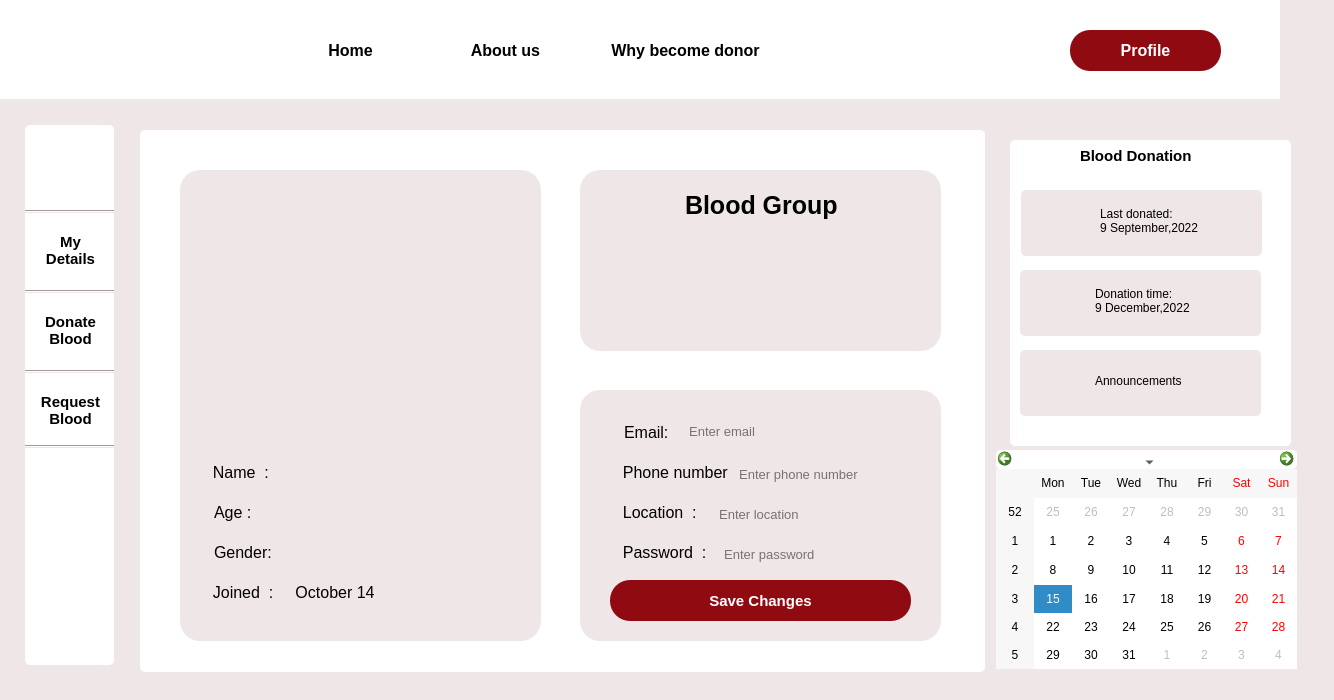
The window that change_information.ui (Rista10/Final) describes before a commit, drawn with Qt 5.
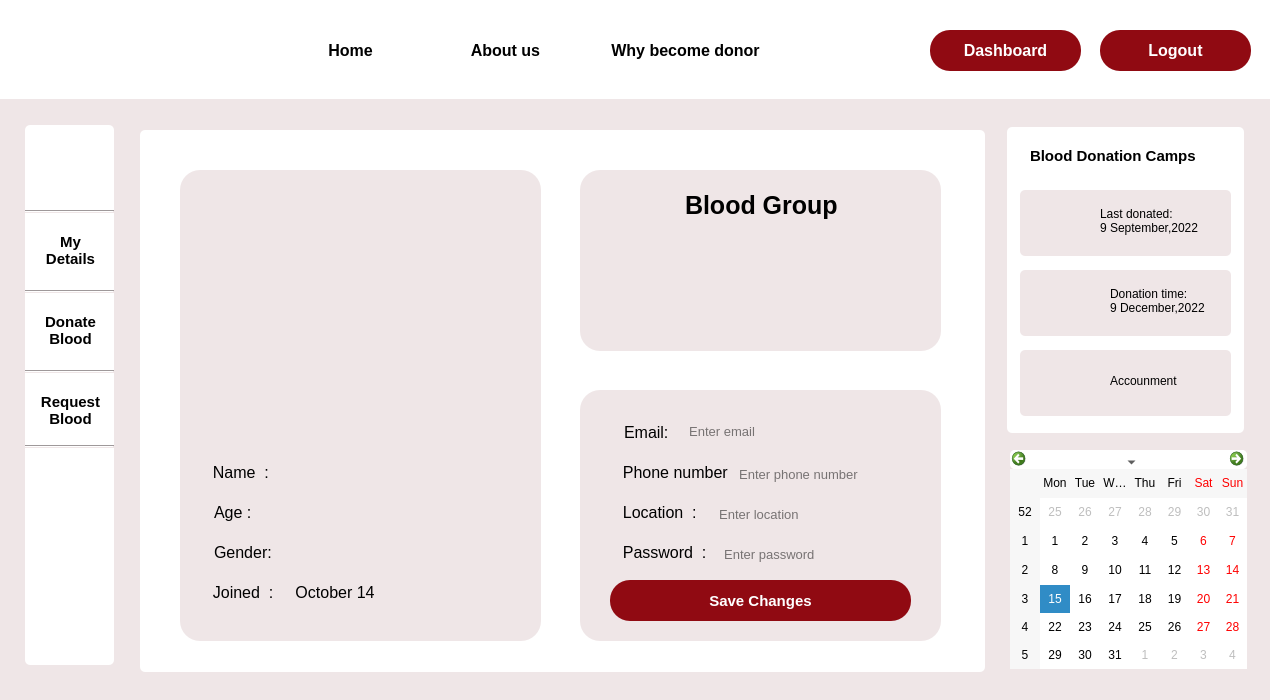
The same window after the commit. Icons and pictures are not drawn.

The edit to the form file:
```diff
--- a/change_information.ui
+++ b/change_information.ui
@@ -6,7 +6,7 @@
    <rect>
     <x>0</x>
     <y>0</y>
-    <width>1334</width>
+    <width>1270</width>
     <height>700</height>
    </rect>
   </property>
@@ -234,25 +234,6 @@
     <string/>
    </property>
   </widget>
-  <widget class="QLabel" name="label_24">
-   <property name="geometry">
-    <rect>
-     <x>1021</x>
-     <y>190</y>
-     <width>241</width>
-     <height>66</height>
-    </rect>
-   </property>
-   <property name="cursor">
-    <cursorShape>PointingHandCursor</cursorShape>
-   </property>
-   <property name="styleSheet">
-    <string notr="true">border-radius:5px;</string>
-   </property>
-   <property name="text">
-    <string/>
-   </property>
-  </widget>
   <widget class="QLabel" name="label">
    <property name="geometry">
     <rect>
@@ -343,59 +324,12 @@
     <string>  Joined  :     October 14</string>
    </property>
   </widget>
-  <widget class="QLabel" name="label_31">
-   <property name="geometry">
-    <rect>
-     <x>1095</x>
-     <y>280</y>
-     <width>131</width>
-     <height>41</height>
-    </rect>
-   </property>
-   <property name="cursor">
-    <cursorShape>PointingHandCursor</cursorShape>
-   </property>
-   <property name="styleSheet">
-    <string notr="true">
-#label_31::hover
-{
-
-	color: rgb(144, 10, 18);
-}</string>
-   </property>
-   <property name="text">
-    <string>Donation time:
-9 December,2022</string>
-   </property>
-  </widget>
-  <widget class="QLabel" name="label_23">
-   <property name="geometry">
-    <rect>
-     <x>1080</x>
-     <y>140</y>
-     <width>141</width>
-     <height>31</height>
-    </rect>
-   </property>
-   <property name="font">
-    <font>
-     <pointsize>11</pointsize>
-     <bold>true</bold>
-    </font>
-   </property>
-   <property name="styleSheet">
-    <string notr="true">background-color: rgb(255, 255, 255);</string>
-   </property>
-   <property name="text">
-    <string>Blood Donation </string>
-   </property>
-  </widget>
   <widget class="QCalendarWidget" name="calendarWidget">
    <property name="geometry">
     <rect>
-     <x>996</x>
+     <x>1010</x>
      <y>450</y>
-     <width>301</width>
+     <width>237</width>
      <height>219</height>
     </rect>
    </property>
@@ -453,25 +387,6 @@
     <string/>
    </property>
   </widget>
-  <widget class="QLabel" name="label_25">
-   <property name="geometry">
-    <rect>
-     <x>1020</x>
-     <y>350</y>
-     <width>241</width>
-     <height>66</height>
-    </rect>
-   </property>
-   <property name="cursor">
-    <cursorShape>PointingHandCursor</cursorShape>
-   </property>
-   <property name="styleSheet">
-    <string notr="true">border-radius:5px;</string>
-   </property>
-   <property name="text">
-    <string/>
-   </property>
-  </widget>
   <widget class="QPushButton" name="why">
    <property name="geometry">
     <rect>
@@ -555,25 +470,6 @@
     <enum>Qt::Horizontal</enum>
    </property>
   </widget>
-  <widget class="QLabel" name="label_27">
-   <property name="geometry">
-    <rect>
-     <x>1030</x>
-     <y>200</y>
-     <width>51</width>
-     <height>41</height>
-    </rect>
-   </property>
-   <property name="cursor">
-    <cursorShape>PointingHandCursor</cursorShape>
-   </property>
-   <property name="styleSheet">
-    <string notr="true">border-image: url(:/img/Images/Donor.png);</string>
-   </property>
-   <property name="text">
-    <string/>
-   </property>
-  </widget>
   <widget class="QLabel" name="label_3">
    <property name="geometry">
     <rect>
@@ -630,30 +526,6 @@
     <enum>Qt::Horizontal</enum>
    </property>
   </widget>
-  <widget class="QLabel" name="label_32">
-   <property name="geometry">
-    <rect>
-     <x>1095</x>
-     <y>360</y>
-     <width>131</width>
-     <height>41</height>
-    </rect>
-   </property>
-   <property name="cursor">
-    <cursorShape>PointingHandCursor</cursorShape>
-   </property>
-   <property name="styleSheet">
-    <string notr="true">
-#label_32::hover
-{
-
-	color: rgb(144, 10, 18);
-}</string>
-   </property>
-   <property name="text">
-    <string>Announcements</string>
-   </property>
-  </widget>
   <widget class="QLabel" name="age">
    <property name="geometry">
     <rect>
@@ -752,31 +624,6 @@
     <string/>
    </property>
   </widget>
-  <widget class="QLabel" name="label_30">
-   <property name="geometry">
-    <rect>
-     <x>1100</x>
-     <y>200</y>
-     <width>131</width>
-     <height>41</height>
-    </rect>
-   </property>
-   <property name="cursor">
-    <cursorShape>PointingHandCursor</cursorShape>
-   </property>
-   <property name="styleSheet">
-    <string notr="true">
-#label_30::hover
-{
-
-	color: rgb(144, 10, 18);
-}</string>
-   </property>
-   <property name="text">
-    <string>Last donated:
-9 September,2022</string>
-   </property>
-  </widget>
   <widget class="QLabel" name="label_33">
    <property name="geometry">
     <rect>
@@ -802,25 +649,6 @@
     <string>Blood Group</string>
    </property>
   </widget>
-  <widget class="QLabel" name="label_29">
-   <property name="geometry">
-    <rect>
-     <x>1030</x>
-     <y>360</y>
-     <width>51</width>
-     <height>41</height>
-    </rect>
-   </property>
-   <property name="cursor">
-    <cursorShape>PointingHandCursor</cursorShape>
-   </property>
-   <property name="styleSheet">
-    <string notr="true">border-image: url(:/img/Images/announcement.png);</string>
-   </property>
-   <property name="text">
-    <string/>
-   </property>
-  </widget>
   <widget class="QLabel" name="blood_group">
    <property name="geometry">
     <rect>
@@ -969,44 +797,6 @@
     <string>  Location  :</string>
    </property>
   </widget>
-  <widget class="QLabel" name="label_26">
-   <property name="geometry">
-    <rect>
-     <x>1020</x>
-     <y>270</y>
-     <width>241</width>
-     <height>66</height>
-    </rect>
-   </property>
-   <property name="cursor">
-    <cursorShape>PointingHandCursor</cursorShape>
-   </property>
-   <property name="styleSheet">
-    <string notr="true">border-radius:5px;</string>
-   </property>
-   <property name="text">
-    <string/>
-   </property>
-  </widget>
-  <widget class="QLabel" name="label_28">
-   <property name="geometry">
-    <rect>
-     <x>1030</x>
-     <y>280</y>
-     <width>51</width>
-     <height>41</height>
-    </rect>
-   </property>
-   <property name="cursor">
-    <cursorShape>PointingHandCursor</cursorShape>
-   </property>
-   <property name="styleSheet">
-    <string notr="true">border-image: url(:/img/Images/hospital.png);</string>
-   </property>
-   <property name="text">
-    <string/>
-   </property>
-  </widget>
   <widget class="QLabel" name="label_2">
    <property name="geometry">
     <rect>
@@ -1043,7 +833,7 @@
   <widget class="QPushButton" name="login">
    <property name="geometry">
     <rect>
-     <x>1070</x>
+     <x>930</x>
      <y>30</y>
      <width>151</width>
      <height>41</height>
@@ -1072,24 +862,7 @@
 }</string>
    </property>
    <property name="text">
-    <string>Profile</string>
-   </property>
-  </widget>
-  <widget class="QLabel" name="label_4">
-   <property name="geometry">
-    <rect>
-     <x>1010</x>
-     <y>140</y>
-     <width>281</width>
-     <height>306</height>
-    </rect>
-   </property>
-   <property name="styleSheet">
-    <string notr="true">background-color: rgb(255, 255, 255);
-border-radius:5px;</string>
-   </property>
-   <property name="text">
-    <string/>
+    <string>Dashboard</string>
    </property>
   </widget>
   <widget class="QLineEdit" name="email">
@@ -1216,11 +989,275 @@
     <string>  Enter password</string>
    </property>
   </widget>
+  <widget class="QLabel" name="label_34">
+   <property name="geometry">
+    <rect>
+     <x>1020</x>
+     <y>270</y>
+     <width>211</width>
+     <height>66</height>
+    </rect>
+   </property>
+   <property name="cursor">
+    <cursorShape>PointingHandCursor</cursorShape>
+   </property>
+   <property name="styleSheet">
+    <string notr="true">border-radius:5px;</string>
+   </property>
+   <property name="text">
+    <string/>
+   </property>
+  </widget>
+  <widget class="QLabel" name="label_43">
+   <property name="geometry">
+    <rect>
+     <x>1110</x>
+     <y>360</y>
+     <width>121</width>
+     <height>41</height>
+    </rect>
+   </property>
+   <property name="cursor">
+    <cursorShape>PointingHandCursor</cursorShape>
+   </property>
+   <property name="styleSheet">
+    <string notr="true">
+#label_43::hover
+{
+
+	color: rgb(144, 10, 18);
+}</string>
+   </property>
+   <property name="text">
+    <string>Accounment </string>
+   </property>
+  </widget>
+  <widget class="QLabel" name="label_42">
+   <property name="geometry">
+    <rect>
+     <x>1040</x>
+     <y>280</y>
+     <width>51</width>
+     <height>41</height>
+    </rect>
+   </property>
+   <property name="cursor">
+    <cursorShape>PointingHandCursor</cursorShape>
+   </property>
+   <property name="styleSheet">
+    <string notr="true">border-image: url(:/img/Images/hospital.png);</string>
+   </property>
+   <property name="text">
+    <string/>
+   </property>
+  </widget>
+  <widget class="QLabel" name="label_37">
+   <property name="geometry">
+    <rect>
+     <x>1020</x>
+     <y>350</y>
+     <width>211</width>
+     <height>66</height>
+    </rect>
+   </property>
+   <property name="cursor">
+    <cursorShape>PointingHandCursor</cursorShape>
+   </property>
+   <property name="styleSheet">
+    <string notr="true">border-radius:5px;</string>
+   </property>
+   <property name="text">
+    <string/>
+   </property>
+  </widget>
+  <widget class="QLabel" name="label_58">
+   <property name="geometry">
+    <rect>
+     <x>1030</x>
+     <y>140</y>
+     <width>201</width>
+     <height>31</height>
+    </rect>
+   </property>
+   <property name="font">
+    <font>
+     <pointsize>11</pointsize>
+     <bold>true</bold>
+    </font>
+   </property>
+   <property name="styleSheet">
+    <string notr="true">background-color: rgb(255, 255, 255);</string>
+   </property>
+   <property name="text">
+    <string>Blood Donation Camps</string>
+   </property>
+  </widget>
+  <widget class="QLabel" name="label_38">
+   <property name="geometry">
+    <rect>
+     <x>1040</x>
+     <y>360</y>
+     <width>51</width>
+     <height>41</height>
+    </rect>
+   </property>
+   <property name="cursor">
+    <cursorShape>PointingHandCursor</cursorShape>
+   </property>
+   <property name="styleSheet">
+    <string notr="true">border-image: url(:/img/Images/announcement.png);</string>
+   </property>
+   <property name="text">
+    <string/>
+   </property>
+  </widget>
+  <widget class="QLabel" name="label_4">
+   <property name="geometry">
+    <rect>
+     <x>1007</x>
+     <y>127</y>
+     <width>237</width>
+     <height>306</height>
+    </rect>
+   </property>
+   <property name="styleSheet">
+    <string notr="true">background-color: rgb(255, 255, 255);
+border-radius:5px;</string>
+   </property>
+   <property name="text">
+    <string/>
+   </property>
+  </widget>
+  <widget class="QLabel" name="label_41">
+   <property name="geometry">
+    <rect>
+     <x>1100</x>
+     <y>200</y>
+     <width>121</width>
+     <height>41</height>
+    </rect>
+   </property>
+   <property name="cursor">
+    <cursorShape>PointingHandCursor</cursorShape>
+   </property>
+   <property name="styleSheet">
+    <string notr="true">
+#label_41::hover
+{
+
+	color: rgb(144, 10, 18);
+}</string>
+   </property>
+   <property name="text">
+    <string>Last donated:
+9 September,2022</string>
+   </property>
+  </widget>
+  <widget class="QLabel" name="label_35">
+   <property name="geometry">
+    <rect>
+     <x>1020</x>
+     <y>190</y>
+     <width>211</width>
+     <height>66</height>
+    </rect>
+   </property>
+   <property name="cursor">
+    <cursorShape>PointingHandCursor</cursorShape>
+   </property>
+   <property name="styleSheet">
+    <string notr="true">border-radius:5px;</string>
+   </property>
+   <property name="text">
+    <string/>
+   </property>
+  </widget>
+  <widget class="QLabel" name="label_39">
+   <property name="geometry">
+    <rect>
+     <x>1110</x>
+     <y>280</y>
+     <width>121</width>
+     <height>41</height>
+    </rect>
+   </property>
+   <property name="cursor">
+    <cursorShape>PointingHandCursor</cursorShape>
+   </property>
+   <property name="styleSheet">
+    <string notr="true">
+#label_39::hover
+{
+
+	color: rgb(144, 10, 18);
+}</string>
+   </property>
+   <property name="text">
+    <string>Donation time:
+9 December,2022</string>
+   </property>
+  </widget>
+  <widget class="QLabel" name="label_40">
+   <property name="geometry">
+    <rect>
+     <x>1030</x>
+     <y>200</y>
+     <width>51</width>
+     <height>41</height>
+    </rect>
+   </property>
+   <property name="cursor">
+    <cursorShape>PointingHandCursor</cursorShape>
+   </property>
+   <property name="styleSheet">
+    <string notr="true">border-image: url(:/img/Images/Donor.png);</string>
+   </property>
+   <property name="text">
+    <string/>
+   </property>
+  </widget>
+  <widget class="QPushButton" name="login_2">
+   <property name="geometry">
+    <rect>
+     <x>1100</x>
+     <y>30</y>
+     <width>151</width>
+     <height>41</height>
+    </rect>
+   </property>
+   <property name="font">
+    <font>
+     <pointsize>12</pointsize>
+     <bold>true</bold>
+    </font>
+   </property>
+   <property name="cursor">
+    <cursorShape>PointingHandCursor</cursorShape>
+   </property>
+   <property name="styleSheet">
+    <string notr="true">#login_2
+{
+ background-color:rgb(144, 10, 18);
+border-radius:20px;
+	color: rgb(255, 255, 255);
+}
+
+#login_2::hover
+{
+background-color:white;
+	color: rgb(144, 10, 18);
+}</string>
+   </property>
+   <property name="text">
+    <string>Logout</string>
+   </property>
+  </widget>
+  <zorder>label_4</zorder>
+  <zorder>label_35</zorder>
+  <zorder>label_37</zorder>
   <zorder>label_3</zorder>
   <zorder>label_6</zorder>
   <zorder>label_2</zorder>
-  <zorder>label_4</zorder>
-  <zorder>label_26</zorder>
   <zorder>label_8</zorder>
   <zorder>label_9</zorder>
   <zorder>line_3</zorder>
@@ -1229,36 +1266,27 @@
   <zorder>password_2</zorder>
   <zorder>name</zorder>
   <zorder>age_2</zorder>
-  <zorder>label_24</zorder>
   <zorder>label</zorder>
   <zorder>home</zorder>
   <zorder>line_4</zorder>
   <zorder>label_14</zorder>
-  <zorder>label_31</zorder>
-  <zorder>label_23</zorder>
   <zorder>calendarWidget</zorder>
   <zorder>email_2</zorder>
-  <zorder>label_25</zorder>
   <zorder>why</zorder>
   <zorder>my_details_3</zorder>
   <zorder>line_2</zorder>
-  <zorder>label_27</zorder>
   <zorder>phone_number_2</zorder>
   <zorder>line</zorder>
-  <zorder>label_32</zorder>
   <zorder>age</zorder>
   <zorder>label_5</zorder>
   <zorder>about</zorder>
   <zorder>label_7</zorder>
-  <zorder>label_30</zorder>
   <zorder>label_33</zorder>
-  <zorder>label_29</zorder>
   <zorder>blood_group</zorder>
   <zorder>name_2</zorder>
   <zorder>my_details_2</zorder>
   <zorder>my_details_4</zorder>
   <zorder>location_1</zorder>
-  <zorder>label_28</zorder>
   <zorder>label_10</zorder>
   <zorder>login</zorder>
   <zorder>pushButton_2</zorder>
@@ -1266,6 +1294,15 @@
   <zorder>phone_number</zorder>
   <zorder>location</zorder>
   <zorder>password</zorder>
+  <zorder>label_34</zorder>
+  <zorder>label_43</zorder>
+  <zorder>label_42</zorder>
+  <zorder>label_58</zorder>
+  <zorder>label_38</zorder>
+  <zorder>label_41</zorder>
+  <zorder>label_39</zorder>
+  <zorder>label_40</zorder>
+  <zorder>login_2</zorder>
  </widget>
  <resources/>
  <connections/>
```
